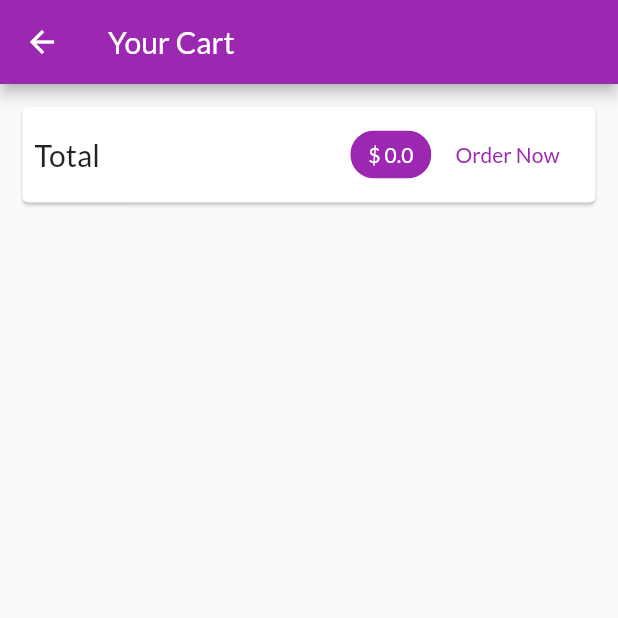
After one commit to limpep/flutter-shop-app, a Flutter app: the CartScreen screen opened by its route, on a phone screen of 412 x 824 dp, the top half of it. The commit adds this screen. Run offline on Flutter 3.47's test engine with Material 2 defaults, Android fonts, the phone set to English and light mode, and no system bars; our stand-ins replace google_fonts; network calls fail.

Commit message:
cart screen added

```diff
--- a/lib/main.dart
+++ b/lib/main.dart
@@ -5,6 +5,7 @@ import './screens/products_overview_screen.dart';
 import 'package:google_fonts/google_fonts.dart';
 import './screens/product_detail_screen.dart';
 import './providers/cart.dart';
+import './screens/cart_screen.dart';
 
 void main() => runApp(MyApp());
 
@@ -32,6 +33,7 @@ class MyApp extends StatelessWidget {
         routes: {
           ProductsOverViewScreen.screenId: (ctx) => ProductsOverViewScreen(),
           ProductDetailScreen.screenId: (ctx) => ProductDetailScreen(),
+          CartScreen.screenId: (ctx) => CartScreen(),
         },
       ),
     );
--- a/lib/providers/cart.dart
+++ b/lib/providers/cart.dart
@@ -40,4 +40,12 @@ class Cart with ChangeNotifier {
   }
 
   int get itemCount => _items.length;
+
+  double get totalAmount {
+    double total = 0.0;
+    _items.forEach((key, cartItem) {
+      total += cartItem.price * cartItem.quantity;
+    });
+    return total;
+  }
 }
--- /dev/null
+++ b/lib/screens/cart_screen.dart
@@ -0,0 +1,65 @@
+import 'package:flutter/material.dart';
+import 'package:provider/provider.dart';
+import '../providers/cart.dart' show Cart;
+import '../widgets/cart_item.dart';
+
+class CartScreen extends StatelessWidget {
+  static final String screenId = 'CartScreen';
+
+  @override
+  Widget build(BuildContext context) {
+    final cart = Provider.of<Cart>(context);
+    return Scaffold(
+      appBar: AppBar(
+        title: Text('Your Cart'),
+      ),
+      body: Column(
+        children: <Widget>[
+          Card(
+            margin: EdgeInsets.all(15),
+            child: Padding(
+              padding: EdgeInsets.all(8),
+              child: Row(
+                mainAxisAlignment: MainAxisAlignment.spaceBetween,
+                children: <Widget>[
+                  Text(
+                    'Total',
+                    style: TextStyle(fontSize: 20),
+                  ),
+                  Spacer(),
+                  Chip(
+                    label: Text(
+                      '\$ ${cart.totalAmount}',
+                      style: TextStyle(
+                          color:
+                              Theme.of(context).primaryTextTheme.title.color),
+                    ),
+                    backgroundColor: Theme.of(context).primaryColor,
+                  ),
+                  FlatButton(
+                    onPressed: () {},
+                    child: Text('Order Now'),
+                    textColor: Theme.of(context).primaryColor,
+                  ),
+                ],
+              ),
+            ),
+          ),
+          SizedBox(
+            height: 10,
+          ),
+          Expanded(
+            child: ListView.builder(
+              itemBuilder: (ctx, index) => CartItem(
+                  id: cart.items.values.toList()[index].id,
+                  title: cart.items.values.toList()[index].title,
+                  quantity: cart.items.values.toList()[index].quantity,
+                  price: cart.items.values.toList()[index].price),
+              itemCount: cart.itemCount,
+            ),
+          ),
+        ],
+      ),
+    );
+  }
+}
--- a/lib/screens/products_overview_screen.dart
+++ b/lib/screens/products_overview_screen.dart
@@ -1,5 +1,6 @@
 import 'package:flutter/material.dart';
 import 'package:provider/provider.dart';
+import 'package:shoppingapp/screens/cart_screen.dart';
 import '../providers/cart.dart';
 import '../widgets/products_grid.dart';
 import '../widgets/badge.dart';
@@ -54,7 +55,9 @@ class _ProductsOverViewScreenState extends State<ProductsOverViewScreen> {
             ),
             child: IconButton(
               icon: Icon(Icons.shopping_cart),
-              onPressed: () {},
+              onPressed: () {
+                Navigator.of(context).pushNamed(CartScreen.screenId);
+              },
             ),
           )
         ],
```
Also changed, not shown: lib/widgets/cart_item.dart (added, +34 -0 lines).
